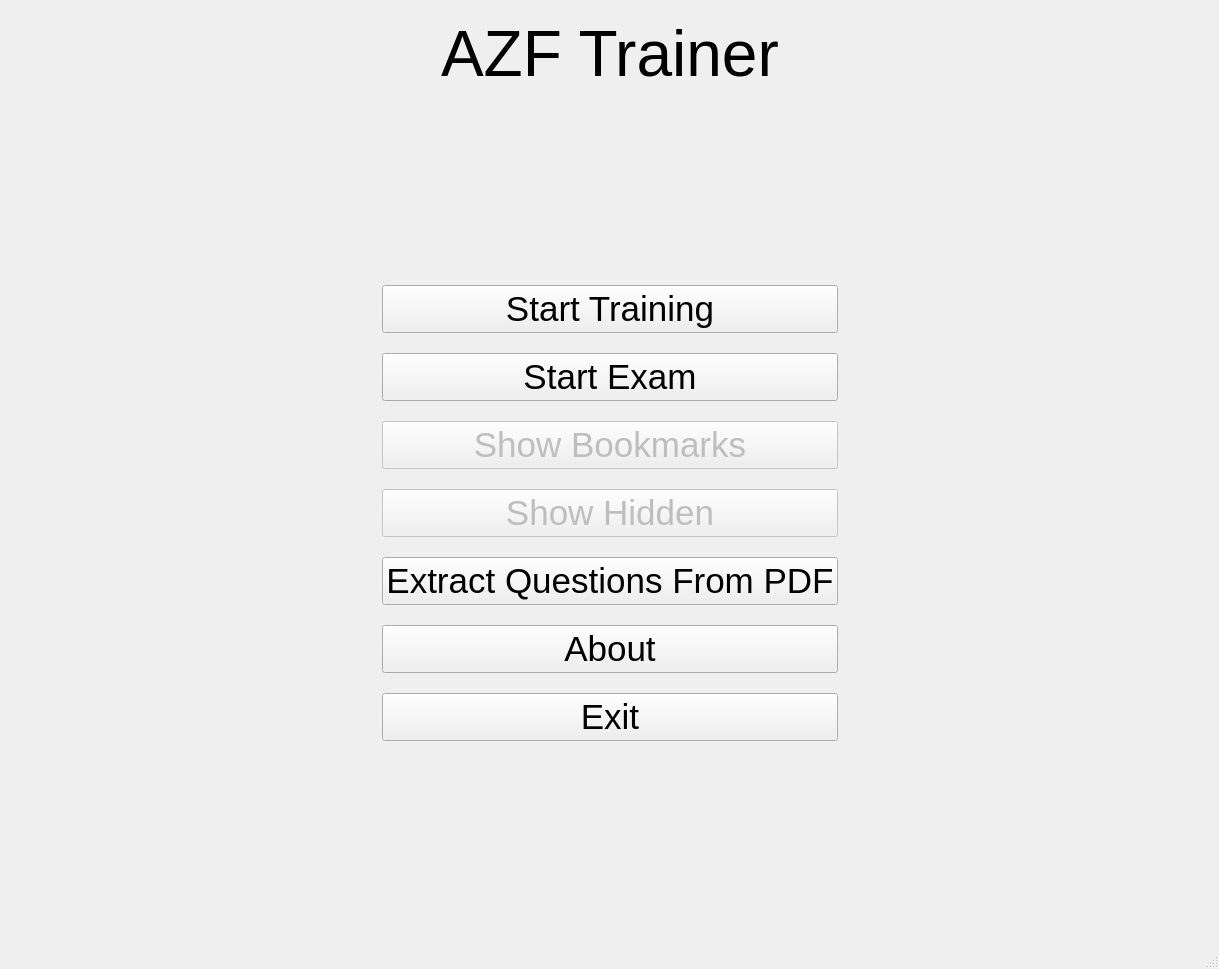
Qt form pilot_utils/azf_trainer/ui/main_window.ui (jufi2112/pilot_utils) before a commit.
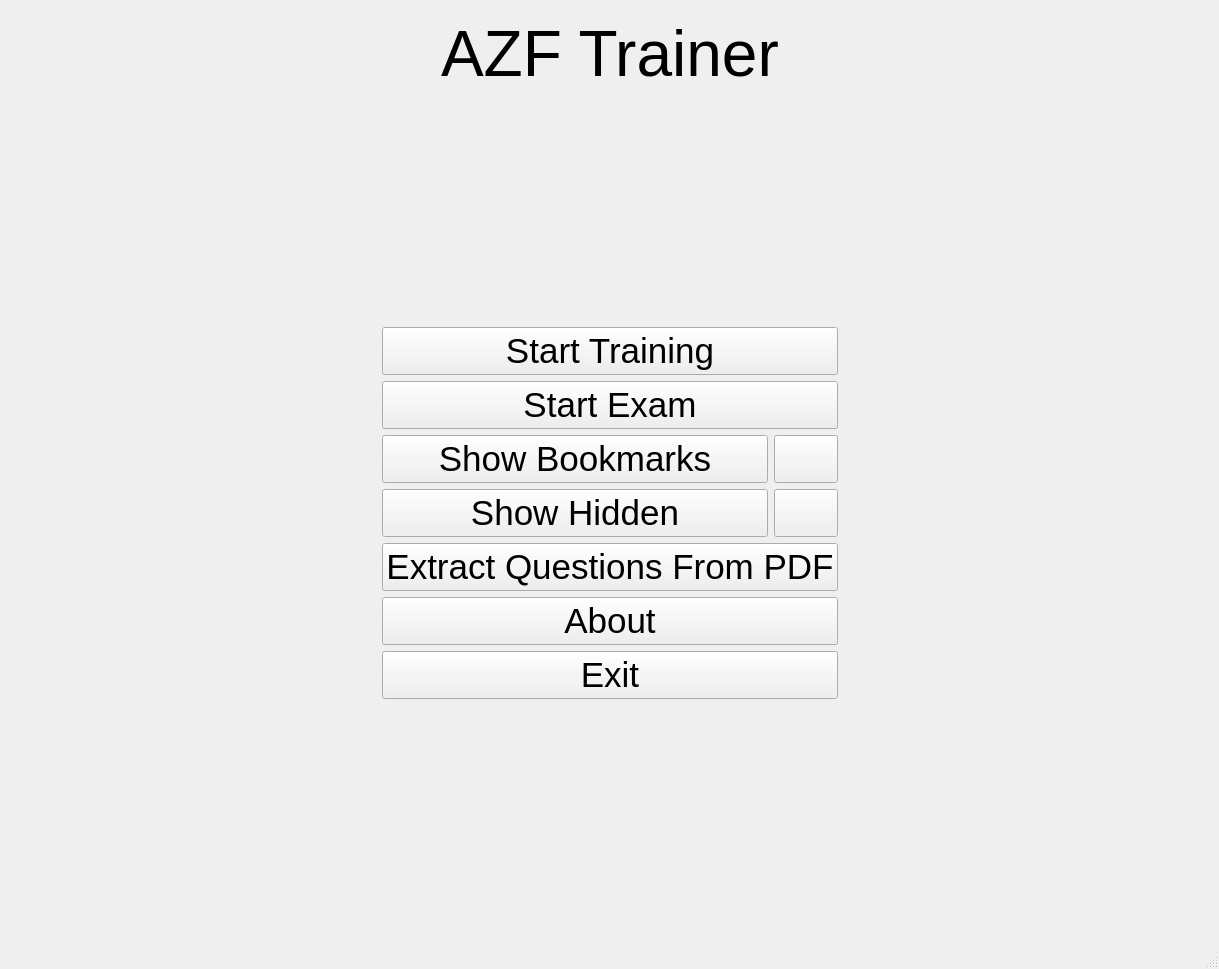
The same form after that commit.

Commit message: added buttons to remove all bookmarks / show all hidden files, added documentation (issue #4)

```diff
--- a/pilot_utils/azf_trainer/ui/main_window.ui
+++ b/pilot_utils/azf_trainer/ui/main_window.ui
@@ -78,7 +78,7 @@
          </spacer>
         </item>
         <item>
-         <layout class="QHBoxLayout" name="horizontalLayout_2">
+         <layout class="QHBoxLayout" name="horizontalLayout_4">
           <item>
            <spacer name="horizontalSpacer">
             <property name="orientation">
@@ -94,9 +94,6 @@
           </item>
           <item>
            <layout class="QVBoxLayout" name="verticalLayout">
-            <property name="spacing">
-             <number>20</number>
-            </property>
             <item>
              <widget class="QPushButton" name="button_start_training">
               <property name="sizePolicy">
@@ -134,9 +131,11 @@
              </widget>
             </item>
             <item>
+             <layout class="QHBoxLayout" name="horizontalLayout_2" stretch="6,1">
+              <item>
              <widget class="QPushButton" name="button_show_watched">
               <property name="enabled">
-               <bool>false</bool>
+                 <bool>true</bool>
               </property>
               <property name="sizePolicy">
                <sizepolicy hsizetype="MinimumExpanding" vsizetype="MinimumExpanding">
@@ -155,9 +154,34 @@
              </widget>
             </item>
             <item>
+               <widget class="QToolButton" name="button_clear_bookmarks">
+                <property name="enabled">
+                 <bool>true</bool>
+                </property>
+                <property name="sizePolicy">
+                 <sizepolicy hsizetype="MinimumExpanding" vsizetype="MinimumExpanding">
+                  <horstretch>0</horstretch>
+                  <verstretch>0</verstretch>
+                 </sizepolicy>
+                </property>
+                <property name="font">
+                 <font>
+                  <pointsize>26</pointsize>
+                 </font>
+                </property>
+                <property name="text">
+                 <string/>
+                </property>
+               </widget>
+              </item>
+             </layout>
+            </item>
+            <item>
+             <layout class="QHBoxLayout" name="horizontalLayout_3" stretch="6,1">
+              <item>
              <widget class="QPushButton" name="button_show_done">
               <property name="enabled">
-               <bool>false</bool>
+                 <bool>true</bool>
               </property>
               <property name="sizePolicy">
                <sizepolicy hsizetype="MinimumExpanding" vsizetype="MinimumExpanding">
@@ -174,6 +198,29 @@
                <string>Show Hidden</string>
               </property>
              </widget>
+              </item>
+              <item>
+               <widget class="QToolButton" name="button_clear_hidden">
+                <property name="enabled">
+                 <bool>true</bool>
+                </property>
+                <property name="sizePolicy">
+                 <sizepolicy hsizetype="MinimumExpanding" vsizetype="MinimumExpanding">
+                  <horstretch>0</horstretch>
+                  <verstretch>0</verstretch>
+                 </sizepolicy>
+                </property>
+                <property name="font">
+                 <font>
+                  <pointsize>26</pointsize>
+                 </font>
+                </property>
+                <property name="text">
+                 <string/>
+                </property>
+               </widget>
+              </item>
+             </layout>
             </item>
             <item>
              <widget class="QPushButton" name="button_extract_questions">
```
Lines whose indentation alone changed are shown as unchanged. The commit also changes 10 other files.
